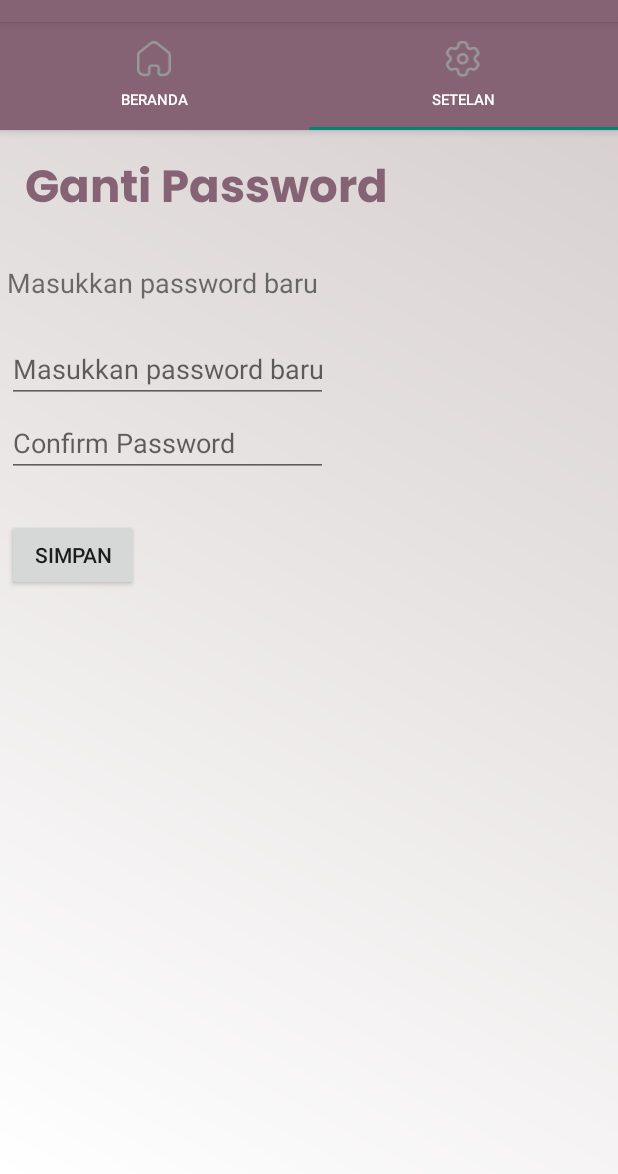
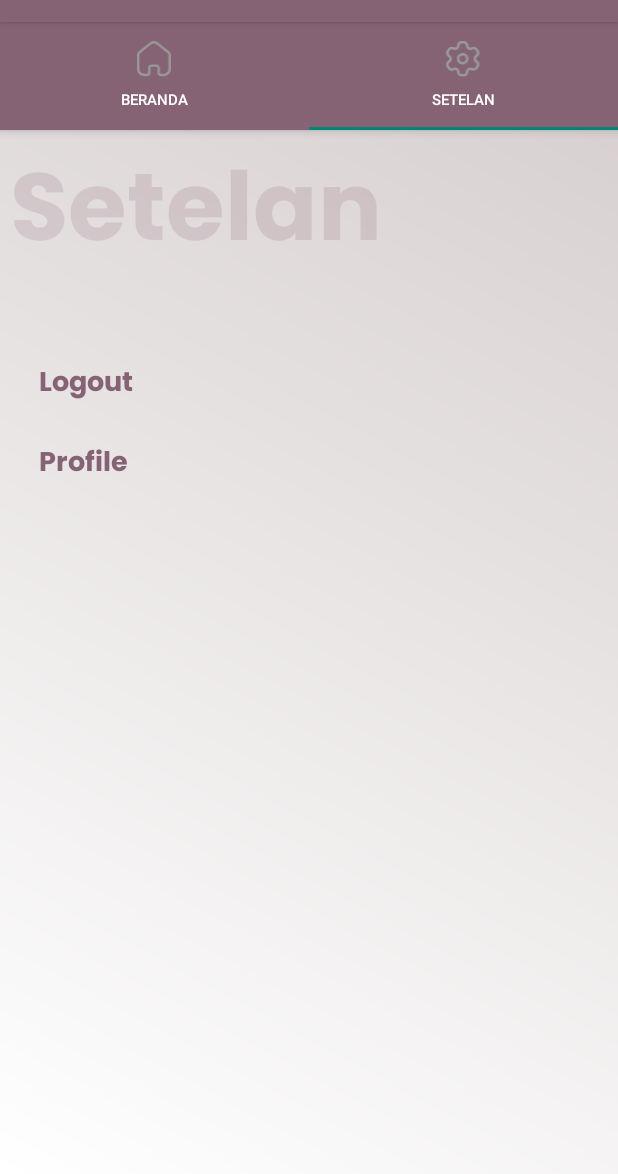
Before and after one commit to bagussamito/Project_Geden, an Android app: the screen it shows after launch once a user with an empty profile is signed in (MainActivity), tab 2 chosen, on a phone screen of 412 x 824 dp, the part 62-1236 px from its top. Run offline under Robolectric (Android 15) with nearby library versions, the phone set to English and light mode, and no system bars; our stand-ins replace Firebase (no records; nobody signed in at launch, a user with empty details on screens opened directly); libraries missing offline, so code that uses them is left out: com.getbase.floatingactionbutton; 4 statements that could not run were skipped.

Commit message:
setelan logout

```diff
--- a/app/src/main/AndroidManifest.xml
+++ b/app/src/main/AndroidManifest.xml
@@ -11,7 +11,8 @@
         android:roundIcon="@mipmap/ic_launcher_round"
         android:supportsRtl="true"
         android:theme="@style/Theme.StudiKasus">
-        <activity android:name=".Lupa_Password_Activity"></activity>
+        <activity android:name=".ProfileActivity"></activity>
+        <activity android:name=".Lupa_Password_Activity" />
         <activity
             android:name=".DaftarPengeluaranActivity"
             android:theme="@style/Theme.AppCompat.Light.NoActionBar" />
--- /dev/null
+++ b/app/src/main/java/com/example/studikasus/ProfileActivity.kt
@@ -0,0 +1,11 @@
+package com.example.studikasus
+
+import androidx.appcompat.app.AppCompatActivity
+import android.os.Bundle
+
+class ProfileActivity : AppCompatActivity() {
+    override fun onCreate(savedInstanceState: Bundle?) {
+        super.onCreate(savedInstanceState)
+        setContentView(R.layout.activity_profile)
+    }
+}
--- a/app/src/main/java/com/example/studikasus/fragments/SetelanFragment.kt
+++ b/app/src/main/java/com/example/studikasus/fragments/SetelanFragment.kt
@@ -1,10 +1,15 @@
 package com.example.studikasus.fragments
 
+import android.content.Intent
 import android.os.Bundle
 import android.view.LayoutInflater
 import android.view.View
 import android.view.ViewGroup
+import android.widget.TextView
 import androidx.fragment.app.Fragment
+import com.example.studikasus.AddDialogPemasukanActivity
+import com.example.studikasus.DaftarPemasukanActivity
+import com.example.studikasus.LoginActivity
 import com.example.studikasus.R
 import com.google.firebase.auth.FirebaseAuth
 
@@ -20,7 +25,19 @@ class SetelanFragment : Fragment() {
         savedInstanceState: Bundle?
     ): View? {
         // Inflate the layout for this fragment
-        return inflater.inflate(R.layout.fragment_setelan, container, false)
+        val view = inflater.inflate(R.layout.fragment_setelan, container, false)
+        val btnLogout = view.findViewById(R.id.btnLogout) as TextView
+        val btnProfile = view.findViewById(R.id.btnProfile) as TextView
+
+
+
+        btnLogout.setOnClickListener{
+            auth.signOut()
+            val i = Intent(activity, LoginActivity::class.java)
+            startActivity(i)
+        }
+
+        return view
     }
 
     override fun onViewCreated(view: View, savedInstanceState: Bundle?) {
@@ -32,6 +49,6 @@ class SetelanFragment : Fragment() {
         //layoutPassword.visibility = View.VISIBLE
         //layoutNewPassword.visibility = View.GONE
 
+    }
 
-    }
 }
--- /dev/null
+++ b/app/src/main/res/layout/activity_profile.xml
@@ -0,0 +1,9 @@
+<?xml version="1.0" encoding="utf-8"?>
+<androidx.constraintlayout.widget.ConstraintLayout xmlns:android="http://schemas.android.com/apk/res/android"
+    xmlns:app="http://schemas.android.com/apk/res-auto"
+    xmlns:tools="http://schemas.android.com/tools"
+    android:layout_width="match_parent"
+    android:layout_height="match_parent"
+    tools:context=".ProfileActivity">
+
+</androidx.constraintlayout.widget.ConstraintLayout>
--- a/app/src/main/res/layout/fragment_setelan.xml
+++ b/app/src/main/res/layout/fragment_setelan.xml
@@ -13,74 +13,54 @@
         android:layout_height="match_parent">
 
         <TextView
-            android:id="@+id/textView"
+            android:id="@+id/textView1"
+            android:layout_width="285dp"
+            android:layout_height="77dp"
+            android:layout_marginEnd="120dp"
+            android:fontFamily="@font/poppins_bold"
+            android:text="Setelan"
+            android:textColor="@color/beranda_header"
+            android:textSize="63sp"
+            app:layout_constraintBottom_toBottomOf="parent"
+            app:layout_constraintEnd_toEndOf="parent"
+            app:layout_constraintTop_toTopOf="parent"
+            app:layout_constraintVertical_bias="0.004" />
+
+        <TextView
+            android:id="@+id/btnLogout"
             android:layout_width="wrap_content"
             android:layout_height="wrap_content"
             android:fontFamily="@font/poppins_bold"
-            android:text="Ganti Password"
+            android:text="Logout"
             android:textColor="@color/home"
-            android:textSize="30sp"
+            android:textSize="18sp"
             android:textStyle="bold"
+            android:clickable="true"
             app:layout_constraintBottom_toBottomOf="parent"
             app:layout_constraintEnd_toEndOf="parent"
-            app:layout_constraintHorizontal_bias="0.098"
+            app:layout_constraintHorizontal_bias="0.075"
             app:layout_constraintStart_toStartOf="parent"
             app:layout_constraintTop_toTopOf="parent"
-            app:layout_constraintVertical_bias="0.023" />
+            app:layout_constraintVertical_bias="0.232" />
 
         <TextView
-            android:id="@+id/textView9"
-            android:layout_width="212dp"
-            android:layout_height="30dp"
-            android:text="Masukkan password baru"
+            android:id="@+id/btnProfile"
+            android:layout_width="wrap_content"
+            android:layout_height="wrap_content"
+            android:fontFamily="@font/poppins_bold"
+            android:text="Profile"
+            android:textColor="@color/home"
             android:textSize="18sp"
+            android:textStyle="bold"
+            android:clickable="true"
             app:layout_constraintBottom_toBottomOf="parent"
             app:layout_constraintEnd_toEndOf="parent"
-            app:layout_constraintHorizontal_bias="0.024"
+            app:layout_constraintHorizontal_bias="0.074"
             app:layout_constraintStart_toStartOf="parent"
             app:layout_constraintTop_toTopOf="parent"
-            app:layout_constraintVertical_bias="0.134" />
+            app:layout_constraintVertical_bias="0.312" />
 
-        <EditText
-            android:id="@+id/etPassBaru"
-            android:layout_width="214dp"
-            android:layout_height="43dp"
-            android:layout_marginTop="16dp"
-            android:hint="Masukkan password baru"
-            android:inputType="textPassword"
-            app:layout_constraintBottom_toBottomOf="parent"
-            app:layout_constraintEnd_toEndOf="parent"
-            app:layout_constraintHorizontal_bias="0.023"
-            app:layout_constraintStart_toStartOf="parent"
-            app:layout_constraintTop_toTopOf="parent"
-            app:layout_constraintVertical_bias="0.193" />
 
-        <EditText
-            android:id="@+id/etPassBaruConfirm"
-            android:layout_width="214dp"
-            android:layout_height="43dp"
-            android:layout_marginTop="16dp"
-            android:hint="Confirm Password"
-            android:inputType="textPassword"
-            app:layout_constraintBottom_toBottomOf="parent"
-            app:layout_constraintEnd_toEndOf="parent"
-            app:layout_constraintHorizontal_bias="0.025"
-            app:layout_constraintStart_toStartOf="parent"
-            app:layout_constraintTop_toTopOf="parent"
-            app:layout_constraintVertical_bias="0.27" />
-
-        <Button
-            android:id="@+id/button"
-            android:layout_width="wrap_content"
-            android:layout_height="wrap_content"
-            android:layout_marginTop="16dp"
-            android:text="Simpan"
-            app:layout_constraintBottom_toBottomOf="parent"
-            app:layout_constraintEnd_toEndOf="parent"
-            app:layout_constraintHorizontal_bias="0.015"
-            app:layout_constraintStart_toStartOf="parent"
-            app:layout_constraintTop_toTopOf="parent"
-            app:layout_constraintVertical_bias="0.385" />
     </androidx.constraintlayout.widget.ConstraintLayout>
 
 </FrameLayout>
--- a/app/src/main/res/layout/pengeluaran_item.xml
+++ b/app/src/main/res/layout/pengeluaran_item.xml
@@ -66,19 +66,19 @@
 
                 <ImageButton
                     android:id="@+id/btn_edit_pengeluaran"
-                    android:background="@drawable/btn_bg_editdelete"
-                    android:layout_marginLeft="200dp"
                     android:layout_width="34dp"
                     android:layout_height="34dp"
+                    android:layout_marginLeft="200dp"
+                    android:background="@drawable/btn_bg_editdelete"
                     android:src="@drawable/ic_edit" />
 
                 <ImageButton
                     android:id="@+id/btn_delete_pengeluaran"
-                    android:background="@drawable/btn_bg_editdelete"
-                    android:layout_marginLeft="10dp"
                     android:layout_width="34dp"
                     android:layout_height="34dp"
-                    android:src="@drawable/ic_delete"/>
+                    android:layout_marginLeft="10dp"
+                    android:background="@drawable/btn_bg_editdelete"
+                    android:src="@drawable/ic_delete" />
 
                 <TextView
                     android:id="@+id/deskripsitext"
@@ -86,10 +86,10 @@
                     android:layout_height="wrap_content"
                     android:layout_marginLeft="-275dp"
                     android:layout_marginTop="40dp"
+                    android:fontFamily="@font/poppins"
                     android:text="Deskripsi"
                     android:textColor="@color/white"
-                    android:textSize="14sp"
-                    android:fontFamily="@font/poppins" />
+                    android:textSize="14sp" />
 
             </androidx.appcompat.widget.LinearLayoutCompat>
 
```
